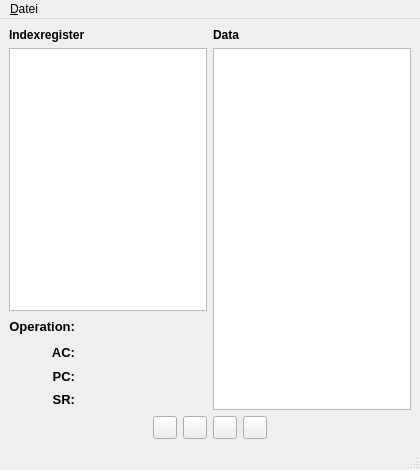
This is ui/MainWindow.ui in Funzinator/von-neumann-emulator as Qt 5 draws it before an edit. The edited form follows.
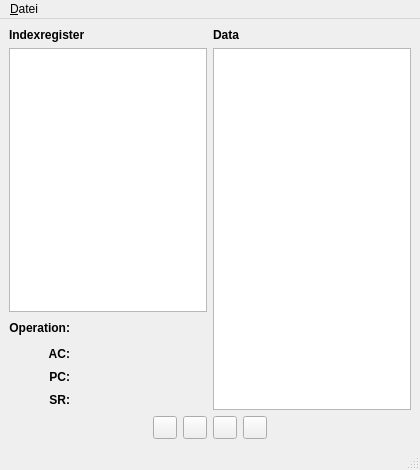
This is the edited form. Icons and pictures are not drawn.

Commit message: MainWindow.ui: ein paar kleinere Änderungen (eher kosmetischer Natur)

Patch:
```diff
--- a/ui/MainWindow.ui
+++ b/ui/MainWindow.ui
@@ -50,11 +50,7 @@
             <item row="0" column="0" >
              <widget class="QLabel" name="labelOperation" >
               <property name="text" >
-               <string>&lt;!DOCTYPE HTML PUBLIC "-//W3C//DTD HTML 4.0//EN" "http://www.w3.org/TR/REC-html40/strict.dtd">
-&lt;html>&lt;head>&lt;meta name="qrichtext" content="1" />&lt;style type="text/css">
-p, li { white-space: pre-wrap; }
-&lt;/style>&lt;/head>&lt;body style=" font-family:'DejaVu Sans'; font-size:10pt; font-weight:400; font-style:normal;">
-&lt;p align="right" style=" margin-top:0px; margin-bottom:0px; margin-left:0px; margin-right:0px; -qt-block-indent:0; text-indent:0px;">&lt;span style=" font-weight:600;">Operation:&lt;/span>&lt;/p>&lt;/body>&lt;/html></string>
+               <string>&lt;p align="right">&lt;b>Operation:&lt;/b>&lt;/p></string>
               </property>
              </widget>
             </item>
@@ -81,11 +77,7 @@
             <item rowspan="2" row="1" column="0" >
              <widget class="QLabel" name="labelAC" >
               <property name="text" >
-               <string>&lt;!DOCTYPE HTML PUBLIC "-//W3C//DTD HTML 4.0//EN" "http://www.w3.org/TR/REC-html40/strict.dtd">
-&lt;html>&lt;head>&lt;meta name="qrichtext" content="1" />&lt;style type="text/css">
-p, li { white-space: pre-wrap; }
-&lt;/style>&lt;/head>&lt;body style=" font-family:'DejaVu Sans'; font-size:10pt; font-weight:400; font-style:normal;">
-&lt;p align="right" style=" margin-top:0px; margin-bottom:0px; margin-left:0px; margin-right:0px; -qt-block-indent:0; text-indent:0px;">&lt;span style=" font-weight:600;">AC:&lt;/span>&lt;/p>&lt;/body>&lt;/html></string>
+               <string>&lt;p align="right">&lt;b>AC:&lt;/b>&lt;/p></string>
               </property>
              </widget>
             </item>
@@ -125,11 +117,7 @@
             <item row="3" column="0" >
              <widget class="QLabel" name="labelPC" >
               <property name="text" >
-               <string>&lt;!DOCTYPE HTML PUBLIC "-//W3C//DTD HTML 4.0//EN" "http://www.w3.org/TR/REC-html40/strict.dtd">
-&lt;html>&lt;head>&lt;meta name="qrichtext" content="1" />&lt;style type="text/css">
-p, li { white-space: pre-wrap; }
-&lt;/style>&lt;/head>&lt;body style=" font-family:'DejaVu Sans'; font-size:10pt; font-weight:400; font-style:normal;">
-&lt;p align="right" style=" margin-top:0px; margin-bottom:0px; margin-left:0px; margin-right:0px; -qt-block-indent:0; text-indent:0px;">&lt;span style=" font-weight:600;">PC:&lt;/span>&lt;/p>&lt;/body>&lt;/html></string>
+               <string>&lt;p align="right">&lt;b>PC:&lt;/b>&lt;/p></string>
               </property>
              </widget>
             </item>
@@ -143,11 +131,7 @@
             <item row="4" column="0" >
              <widget class="QLabel" name="labelSR" >
               <property name="text" >
-               <string>&lt;!DOCTYPE HTML PUBLIC "-//W3C//DTD HTML 4.0//EN" "http://www.w3.org/TR/REC-html40/strict.dtd">
-&lt;html>&lt;head>&lt;meta name="qrichtext" content="1" />&lt;style type="text/css">
-p, li { white-space: pre-wrap; }
-&lt;/style>&lt;/head>&lt;body style=" font-family:'DejaVu Sans'; font-size:10pt; font-weight:400; font-style:normal;">
-&lt;p align="right" style=" margin-top:0px; margin-bottom:0px; margin-left:0px; margin-right:0px; -qt-block-indent:0; text-indent:0px;">&lt;span style=" font-weight:600;">SR:&lt;/span>&lt;/p>&lt;/body>&lt;/html></string>
+               <string>&lt;p align="right">&lt;b>SR:&lt;/b>&lt;/p></string>
               </property>
              </widget>
             </item>
```
Left out of the diff: 3 changed lines with no effect on the pictures.
